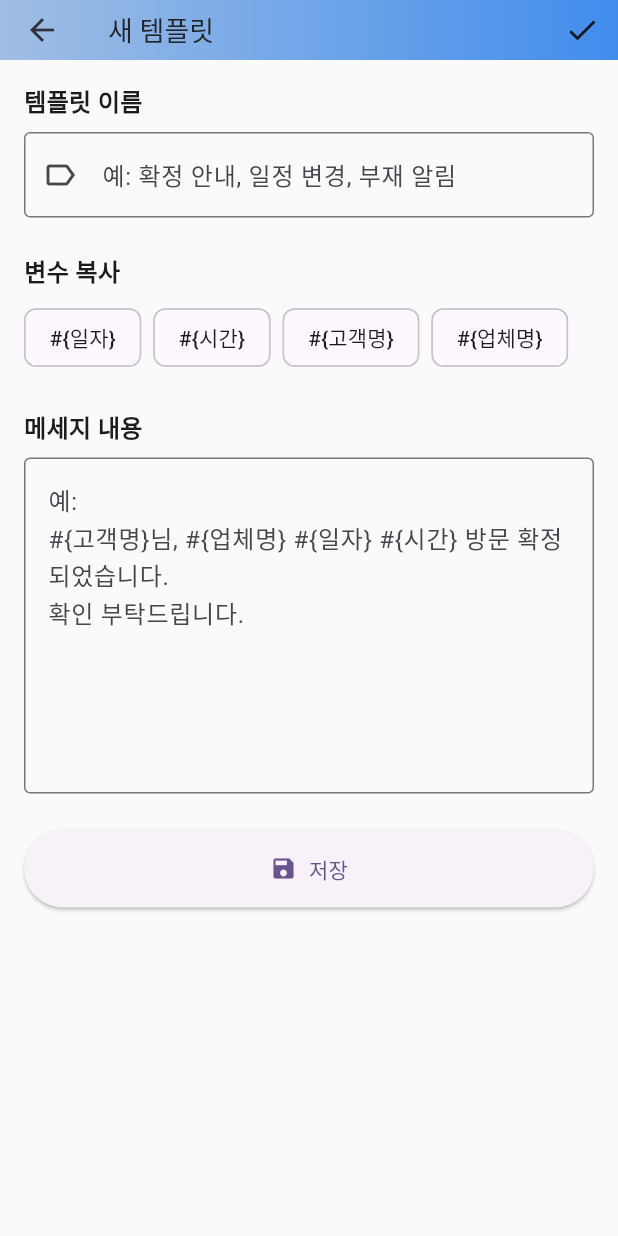
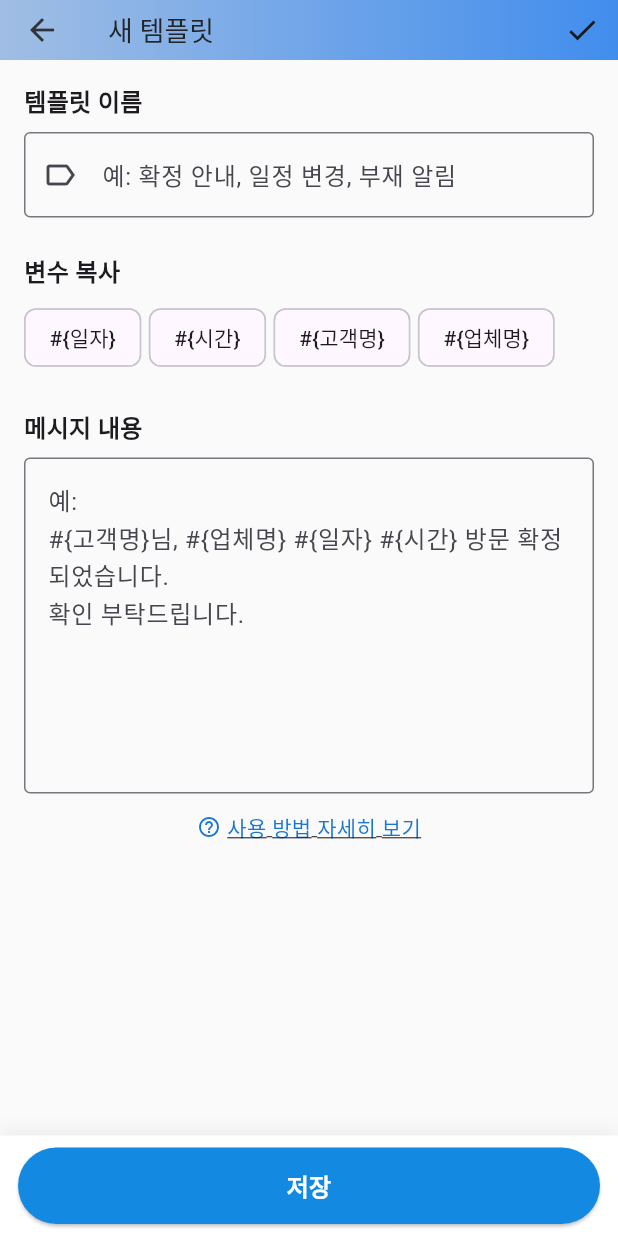
Before and after one commit to ssh5437/flutter_schedule_app, a Flutter app: the MessageTemplateFormScreen screen opened directly with empty values, on a phone screen of 412 x 824 dp. Run offline on Flutter 3.47's test engine with Material 3 defaults, Android fonts, the phone set to English and light mode, and no system bars; our stand-ins replace app_links, file_picker, firebase_analytics, firebase_core, fl_chart, flutter_colorpicker and 10 more; missing offline and left inert: encrypt, home_widget, pointycastle, workmanager; accounts and stored records are empty; statements that could not run were skipped.

Commit message:
메시지 템플릿 사용 설명 링크 추가, 메세지 다시 메시지로 변경

```diff
--- a/lib/database/database_helper.dart
+++ b/lib/database/database_helper.dart
@@ -328,24 +328,24 @@ class DatabaseHelper {
 
         int order = 0;
 
-        // 확정 메세지가 있으면 템플릿으로 추가
+        // 확정 메시지가 있으면 템플릿으로 추가
         if (confirmMessage != null && confirmMessage.isNotEmpty) {
           await db.insert('message_templates', {
             'user_id': userId,
             'company_id': companyId,
-            'name': '확정 메세지',
+            'name': '확정 메시지',
             'content': confirmMessage,
             'display_order': order++,
             'created_at': DateTime.now().toIso8601String(),
           });
         }
 
-        // 부재 메세지가 있으면 템플릿으로 추가
+        // 부재 메시지가 있으면 템플릿으로 추가
         if (absenceMessage != null && absenceMessage.isNotEmpty) {
           await db.insert('message_templates', {
             'user_id': userId,
             'company_id': companyId,
-            'name': '부재 메세지',
+            'name': '부재 메시지',
             'content': absenceMessage,
             'display_order': order++,
             'created_at': DateTime.now().toIso8601String(),
@@ -823,7 +823,7 @@ class DatabaseHelper {
     );
   }
 
-  // 메세지 템플릿 순서 일괄 업데이트
+  // 메시지 템플릿 순서 일괄 업데이트
   Future<void> updateMessageTemplatesOrder(String userId, int companyId, List<MessageTemplate> templates) async {
     final db = await database;
     final batch = db.batch();
--- a/lib/main.dart
+++ b/lib/main.dart
@@ -287,7 +287,7 @@ class _MainScreenState extends State<MainScreen> {
     _checkForWidgetScheduleId();
   }
 
-  // MethodChannel 설정 - Android에서 보내는 메세지 수신
+  // MethodChannel 설정 - Android에서 보내는 메시지 수신
   void _setupMethodChannel() {
     platform.setMethodCallHandler((call) async {
       if (call.method == 'openSchedule') {
--- a/lib/models/message_template.dart
+++ b/lib/models/message_template.dart
@@ -3,7 +3,7 @@ class MessageTemplate {
   String userId;
   int companyId;
   String name;        // 템플릿 이름 (예: "확정 안내", "일정 변경", "부재 알림")
-  String content;     // 메세지 내용 (변수 포함 가능: #{일자}, #{시간}, #{고객명}, #{업체명})
+  String content;     // 메시지 내용 (변수 포함 가능: #{일자}, #{시간}, #{고객명}, #{업체명})
   int displayOrder;   // 표시 순서
   DateTime createdAt;
 
@@ -43,7 +43,7 @@ class MessageTemplate {
     };
   }
 
-  // 메세지 내용에서 변수를 실제 값으로 치환
+  // 메시지 내용에서 변수를 실제 값으로 치환
   String replaceVariables({
     String? visitDate,
     String? visitTime,
--- a/lib/providers/subscription_provider.dart
+++ b/lib/providers/subscription_provider.dart
@@ -206,19 +206,19 @@ class SubscriptionProvider extends ChangeNotifier {
     }
   }
 
-  // 에러 메세지 클리어
+  // 에러 메시지 클리어
   void clearError() {
     _errorMessage = null;
     notifyListeners();
   }
 
-  // 성공 메세지 클리어
+  // 성공 메시지 클리어
   void clearSuccess() {
     _successMessage = null;
     notifyListeners();
   }
 
-  // 모든 메세지 클리어
+  // 모든 메시지 클리어
   void clearMessages() {
     _errorMessage = null;
     _successMessage = null;
--- a/lib/screens/home_screen.dart
+++ b/lib/screens/home_screen.dart
@@ -293,7 +293,7 @@ class HomeScreenState extends State<HomeScreen> {
                           return dateA.compareTo(dateB);
                         });
 
-                        // 스케줄이 없는 경우 메세지 표시
+                        // 스케줄이 없는 경우 메시지 표시
                         if (filteredSchedules.isEmpty) {
                           return ListView(
                             children: [
--- a/lib/screens/login_screen.dart
+++ b/lib/screens/login_screen.dart
@@ -59,7 +59,7 @@ class _LoginScreenState extends State<LoginScreen> {
     }
   }
 
-  // 에러 메세지를 유저 친화적인 한글로 변환
+  // 에러 메시지를 유저 친화적인 한글로 변환
   String _getErrorMessage(String error) {
     final errorLower = error.toLowerCase();
 
--- a/lib/screens/membership_screen.dart
+++ b/lib/screens/membership_screen.dart
@@ -277,8 +277,8 @@ class _MembershipScreenState extends State<MembershipScreen> {
             ),
             _buildBenefitItem(
               Icons.message,
-              '메세지 템플릿 무제한',
-              '자주 사용하는 메세지들을 등록',
+              '메시지 템플릿 무제한',
+              '자주 사용하는 메시지들을 등록',
             ),
             const SizedBox(height: 16),
             Container(
--- a/lib/screens/message_template_screen.dart
+++ b/lib/screens/message_template_screen.dart
@@ -1,6 +1,7 @@
 import 'package:flutter/material.dart';
 import 'package:provider/provider.dart';
 import 'package:supabase_flutter/supabase_flutter.dart';
+import 'package:url_launcher/url_launcher.dart';
 import '../models/company.dart';
 import '../models/message_template.dart';
 import '../database/database_helper.dart';
@@ -58,7 +59,7 @@ class _MessageTemplateScreenState extends State<MessageTemplateScreen> {
         builder: (context) => AlertDialog(
           title: const Text('템플릿 개수 제한'),
           content: const Text(
-            '무료 플랜에서는 업체당 1개의 메세지 템플릿만 등록할 수 있습니다.\n\n'
+            '무료 플랜에서는 업체당 1개의 메시지 템플릿만 등록할 수 있습니다.\n\n'
             'Plus 멤버십 구독 시 무제한으로 템플릿을 등록할 수 있습니다.',
           ),
           actions: [
@@ -179,7 +180,7 @@ class _MessageTemplateScreenState extends State<MessageTemplateScreen> {
   Widget build(BuildContext context) {
     return Scaffold(
       appBar: GradientAppBar(
-        title: '${widget.company.name} 메세지 템플릿',
+        title: '${widget.company.name} 메시지 템플릿',
         toolbarHeight: 40,
       ),
       body: _isLoading
@@ -232,7 +233,7 @@ class _MessageTemplateScreenState extends State<MessageTemplateScreen> {
                               Icon(Icons.message_outlined, size: 64, color: Colors.grey.shade400),
                               const SizedBox(height: 16),
                               Text(
-                                '등록된 메세지 템플릿이 없습니다',
+                                '등록된 메시지 템플릿이 없습니다',
                                 style: TextStyle(fontSize: 16, color: Colors.grey.shade600),
                               ),
                               const SizedBox(height: 8),
@@ -295,7 +296,7 @@ class _MessageTemplateScreenState extends State<MessageTemplateScreen> {
   }
 }
 
-// 메세지 템플릿 추가/편집 화면
+// 메시지 템플릿 추가/편집 화면
 class MessageTemplateFormScreen extends StatefulWidget {
   final Company company;
   final MessageTemplate? template;
@@ -339,7 +340,7 @@ class _MessageTemplateFormScreenState extends State<MessageTemplateFormScreen> {
 
     if (_contentController.text.trim().isEmpty) {
       ScaffoldMessenger.of(context).showSnackBar(
-        const SnackBar(content: Text('메세지 내용을 입력해주세요')),
+        const SnackBar(content: Text('메시지 내용을 입력해주세요')),
       );
       return;
     }
@@ -470,7 +471,7 @@ class _MessageTemplateFormScreenState extends State<MessageTemplateFormScreen> {
             ),
             const SizedBox(height: 8),
             Wrap(
-              spacing: 8,
+              spacing: 5,
               runSpacing: 8,
               children: [
                 ActionChip(
@@ -493,9 +494,9 @@ class _MessageTemplateFormScreenState extends State<MessageTemplateFormScreen> {
             ),
             const SizedBox(height: 24),
 
-            // 메세지 내용
+            // 메시지 내용
             const Text(
-              '메세지 내용',
+              '메시지 내용',
               style: TextStyle(fontSize: 16, fontWeight: FontWeight.bold),
             ),
             const SizedBox(height: 8),
@@ -510,29 +511,87 @@ class _MessageTemplateFormScreenState extends State<MessageTemplateFormScreen> {
               minLines: 8,
               keyboardType: TextInputType.multiline,
             ),
-            const SizedBox(height: 24),
+            const SizedBox(height: 12),
 
-            // 저장 버튼
-            SizedBox(
-              width: double.infinity,
-              child: ElevatedButton.icon(
-                onPressed: _isSaving ? null : _save,
-                icon: _isSaving
-                    ? const SizedBox(
-                        width: 20,
-                        height: 20,
-                        child: CircularProgressIndicator(strokeWidth: 2),
-                      )
-                    : const Icon(Icons.save),
-                label: Text(_isSaving ? '저장 중...' : '저장'),
-                style: ElevatedButton.styleFrom(
-                  padding: const EdgeInsets.symmetric(vertical: 16),
-                ),
+            // 사용 방법 링크
+            GestureDetector(
+              onTap: () async {
+                final url = Uri.parse('https://www.notion.so/2b81f6185ba18089af48e27dfb04c0d0');
+                try {
+                  final launched = await launchUrl(
+                    url,
+                    mode: LaunchMode.externalApplication,
+                  );
+                  if (!launched && mounted) {
+                    ScaffoldMessenger.of(context).showSnackBar(
+                      const SnackBar(
+                        content: Text('링크를 열 수 없습니다.'),
+                        backgroundColor: Colors.orange,
+                      ),
+                    );
+                  }
+                } catch (e) {
+                  if (mounted) {
+                    ScaffoldMessenger.of(context).showSnackBar(
+                      const SnackBar(
+                        content: Text('링크를 열 수 없습니다.'),
+                        backgroundColor: Colors.orange,
+                      ),
+                    );
+                  }
+                }
+              },
+              child: Row(
+                mainAxisAlignment: MainAxisAlignment.center,
+                children: [
+                  Icon(Icons.help_outline, size: 16, color: Colors.blue[700]),
+                  const SizedBox(width: 4),
+                  Text(
+                    '사용 방법 자세히 보기',
+                    style: TextStyle(
+                      color: Colors.blue[700],
+                      fontSize: 14,
+                      decoration: TextDecoration.underline,
+                    ),
+                  ),
+                ],
               ),
             ),
           ],
         ),
       ),
+      bottomNavigationBar: Container(
+        decoration: BoxDecoration(
+          color: Colors.white,
+          boxShadow: [
+            BoxShadow(
+              color: Colors.grey.withValues(alpha: 0.2),
+              blurRadius: 10,
+              offset: const Offset(0, -2),
+            ),
+          ],
+        ),
+        child: SafeArea(
+          child: Padding(
+            padding: const EdgeInsets.fromLTRB(12, 8, 12, 8),
+            child: SizedBox(
+              width: double.infinity,
+              child: ElevatedButton(
+                onPressed: _isSaving ? null : _save,
+                style: ElevatedButton.styleFrom(
+                  padding: const EdgeInsets.symmetric(vertical: 14),
+                  backgroundColor: const Color.fromARGB(255, 20, 137, 226),
+                  foregroundColor: Colors.white,
+                ),
+                child: Text(
+                  _isSaving ? '저장 중...' : '저장',
+                  style: const TextStyle(fontSize: 16, fontWeight: FontWeight.bold),
+                ),
+              ),
+            ),
+          ),
+        ),
+      ),
     );
   }
 }
--- a/lib/screens/schedule_detail_screen.dart
+++ b/lib/screens/schedule_detail_screen.dart
@@ -88,7 +88,7 @@ class _ScheduleDetailScreenState extends State<ScheduleDetailScreen> {
     }
   }
 
-  // 메세지 템플릿 선택 및 복사
+  // 메시지 템플릿 선택 및 복사
   Future<void> _showTemplateSelector() async {
     if (_company == null) {
       ScaffoldMessenger.of(context).showSnackBar(
@@ -107,7 +107,7 @@ class _ScheduleDetailScreenState extends State<ScheduleDetailScreen> {
 
     if (templates.isEmpty) {
       ScaffoldMessenger.of(context).showSnackBar(
-        const SnackBar(content: Text('등록된 메세지 템플릿이 없습니다')),
+        const SnackBar(content: Text('등록된 메시지 템플릿이 없습니다')),
       );
       return;
     }
@@ -129,7 +129,7 @@ class _ScheduleDetailScreenState extends State<ScheduleDetailScreen> {
           Row(
             children: [
               const Text(
-                '메세지 템플릿 선택',
+                '메시지 템플릿 선택',
                 style: TextStyle(fontSize: 18, fontWeight: FontWeight.bold),
               ),
               const Spacer(),
@@ -185,7 +185,7 @@ class _ScheduleDetailScreenState extends State<ScheduleDetailScreen> {
 
     Clipboard.setData(ClipboardData(text: message));
     ScaffoldMessenger.of(context).showSnackBar(
-      SnackBar(content: Text('"${template.name}" 메세지가 복사되었습니다')),
+      SnackBar(content: Text('"${template.name}" 메시지가 복사되었습니다')),
     );
 
     // Analytics 로그
@@ -506,7 +506,7 @@ class _ScheduleDetailScreenState extends State<ScheduleDetailScreen> {
       child: ElevatedButton.icon(
         onPressed: _showTemplateSelector,
         icon: const Icon(Icons.message),
-        label: const Text('메세지 복사'),
+        label: const Text('메시지 복사'),
         style: ElevatedButton.styleFrom(
           backgroundColor: Colors.blue,
           foregroundColor: Colors.white,
@@ -601,7 +601,7 @@ class _ScheduleDetailScreenState extends State<ScheduleDetailScreen> {
       if (mounted) {
         Navigator.pop(context); // 로딩 다이얼로그 닫기
 
-        // 성공 메세지
+        // 성공 메시지
         ScaffoldMessenger.of(context).showSnackBar(
           SnackBar(
             content: Text('$successCount개의 스케줄이 등록되었습니다.'),
--- a/lib/screens/settings_screen.dart
+++ b/lib/screens/settings_screen.dart
@@ -622,7 +622,7 @@ class _SettingsScreenState extends State<SettingsScreen> {
       if (!mounted) return;
       Navigator.pop(context); // 로딩 닫기
 
-      // 결과 메세지 생성
+      // 결과 메시지 생성
       final schedulesSuccess = result['schedules'] as int;
       final companiesSuccess = result['companies'] as int;
       final schedulesFailed = result['schedulesFailed'] as int;
--- a/lib/screens/signup_screen.dart
+++ b/lib/screens/signup_screen.dart
@@ -27,7 +27,7 @@ class _SignUpScreenState extends State<SignUpScreen> {
     super.dispose();
   }
 
-  // 에러 메세지를 유저 친화적인 한글로 변환
+  // 에러 메시지를 유저 친화적인 한글로 변환
   String _getErrorMessage(String error) {
     final errorLower = error.toLowerCase();
 
--- a/lib/widgets/subscription_processing_overlay.dart
+++ b/lib/widgets/subscription_processing_overlay.dart
@@ -26,7 +26,7 @@ class SubscriptionProcessingOverlay extends StatelessWidget {
                 ),
                 const SizedBox(height: 24),
 
-                // 메인 메세지
+                // 메인 메시지
                 const Text(
                   '구독 처리 중',
                   style: TextStyle(
```
Also changed, not shown: lib/screens/company_edit_screen.dart (+67 -4 lines), lib/screens/schedule_form_screen.dart (+12 -1 lines), 4 other files.
